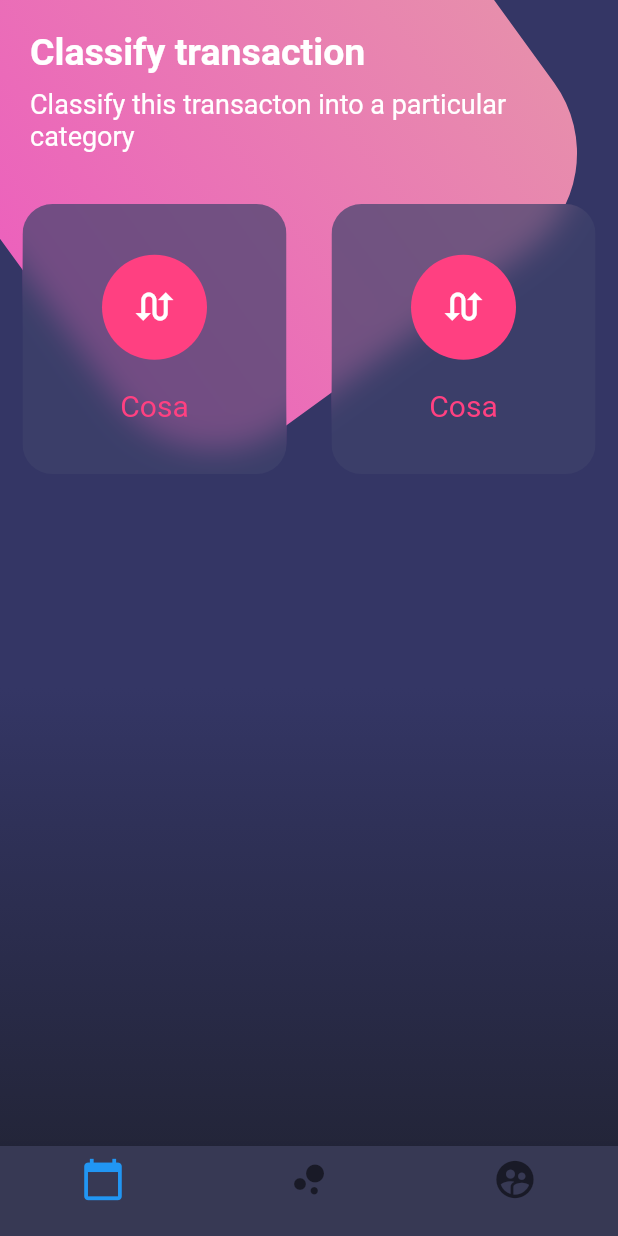
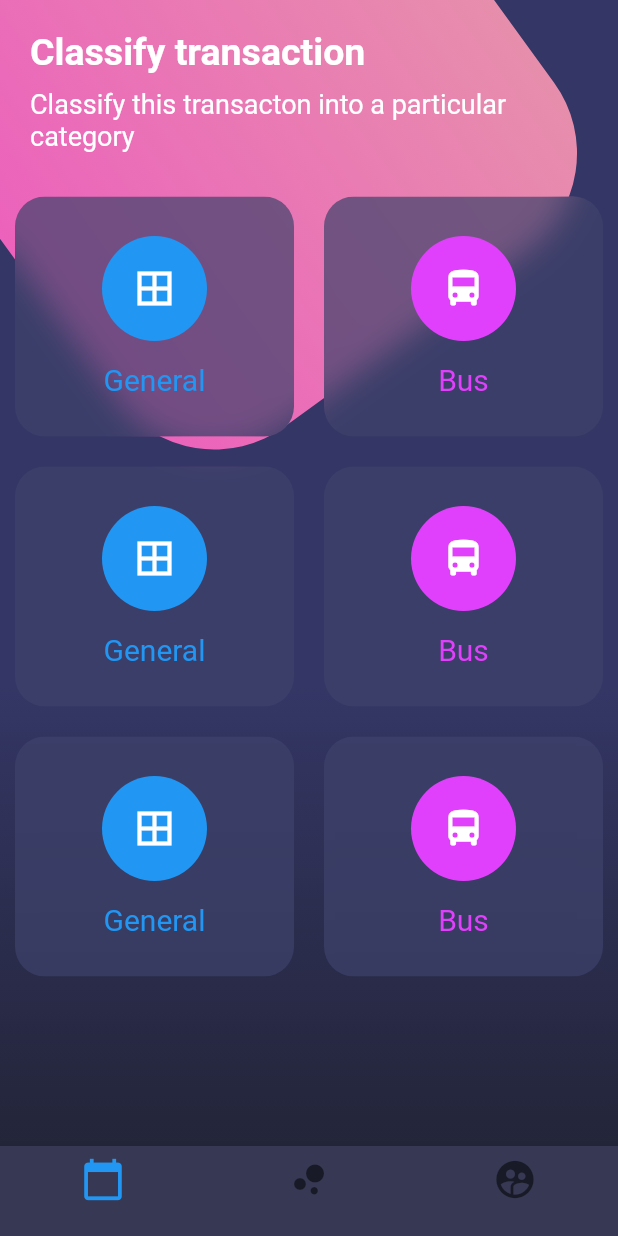
Before and after one commit to AntonioAV/disenos, a Flutter app: the screen it shows after launch, on a phone screen of 412 x 824 dp. Run offline on Flutter 3.47's test engine with Material 2 defaults, Android fonts, the phone set to English and light mode, and no system bars.

Commit message:
Creando widget de cuadrados pasándole parámetros

```diff
--- a/lib/src/pages/botones_page.dart
+++ b/lib/src/pages/botones_page.dart
@@ -134,23 +134,38 @@ class BotonesPage extends StatelessWidget {
       children: [
         TableRow(
           children: [
-            _crearBotonRedondeado(),
-            _crearBotonRedondeado(),
+            _crearBotonRedondeado(Colors.blue, Icons.border_all, "General"),
+            _crearBotonRedondeado(
+                Colors.purpleAccent, Icons.directions_bus, "Bus"),
+          ],
+        ),
+        TableRow(
+          children: [
+            _crearBotonRedondeado(Colors.blue, Icons.border_all, "General"),
+            _crearBotonRedondeado(
+                Colors.purpleAccent, Icons.directions_bus, "Bus"),
+          ],
+        ),
+        TableRow(
+          children: [
+            _crearBotonRedondeado(Colors.blue, Icons.border_all, "General"),
+            _crearBotonRedondeado(
+                Colors.purpleAccent, Icons.directions_bus, "Bus"),
           ],
         ),
       ],
     );
   }
 
-  Widget _crearBotonRedondeado() {
+  Widget _crearBotonRedondeado(Color color, IconData icono, String texto) {
     return Container(
-      margin: EdgeInsets.all(15.0),
+      margin: EdgeInsets.all(10.0),
       child: ClipRRect(
         borderRadius: BorderRadius.circular(20.0),
         child: BackdropFilter(
           filter: ImageFilter.blur(sigmaX: 10.0, sigmaY: 10.0),
           child: Container(
-            height: 180.0,
+            height: 160.0,
             decoration: BoxDecoration(
               color: Color.fromRGBO(62, 66, 107, 0.70),
             ),
@@ -163,18 +178,18 @@ class BotonesPage extends StatelessWidget {
                     height: 5.0,
                   ),
                   CircleAvatar(
-                    backgroundColor: Colors.pinkAccent,
+                    backgroundColor: color,
                     radius: 35.0,
                     child: Icon(
-                      Icons.swap_calls,
+                      icono,
                       color: Colors.white,
                       size: 30.0,
                     ),
                   ),
                   Text(
-                    'Cosa',
+                    texto,
                     style: TextStyle(
-                      color: Colors.pinkAccent,
+                      color: color,
                       fontSize: 20.0,
                     ),
                   ),
```
